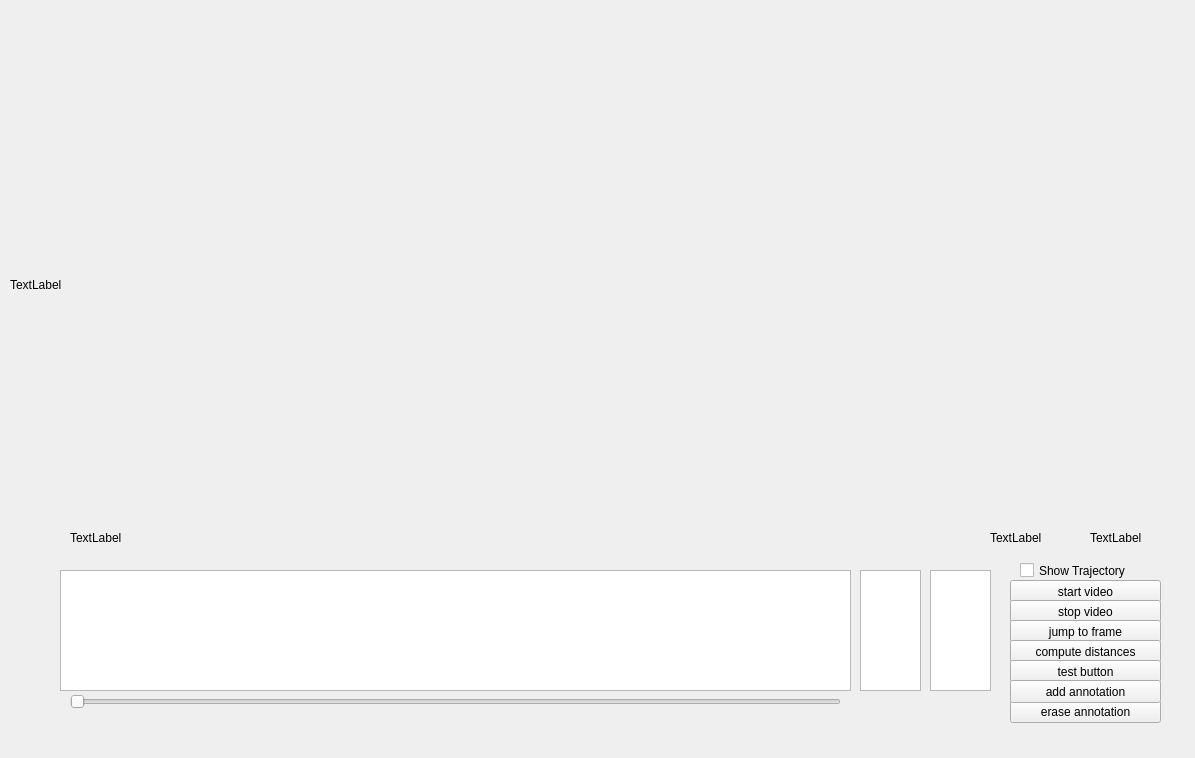
groakat/videotagger, file videoProc/videoPlayer.ui: the form before one commit.
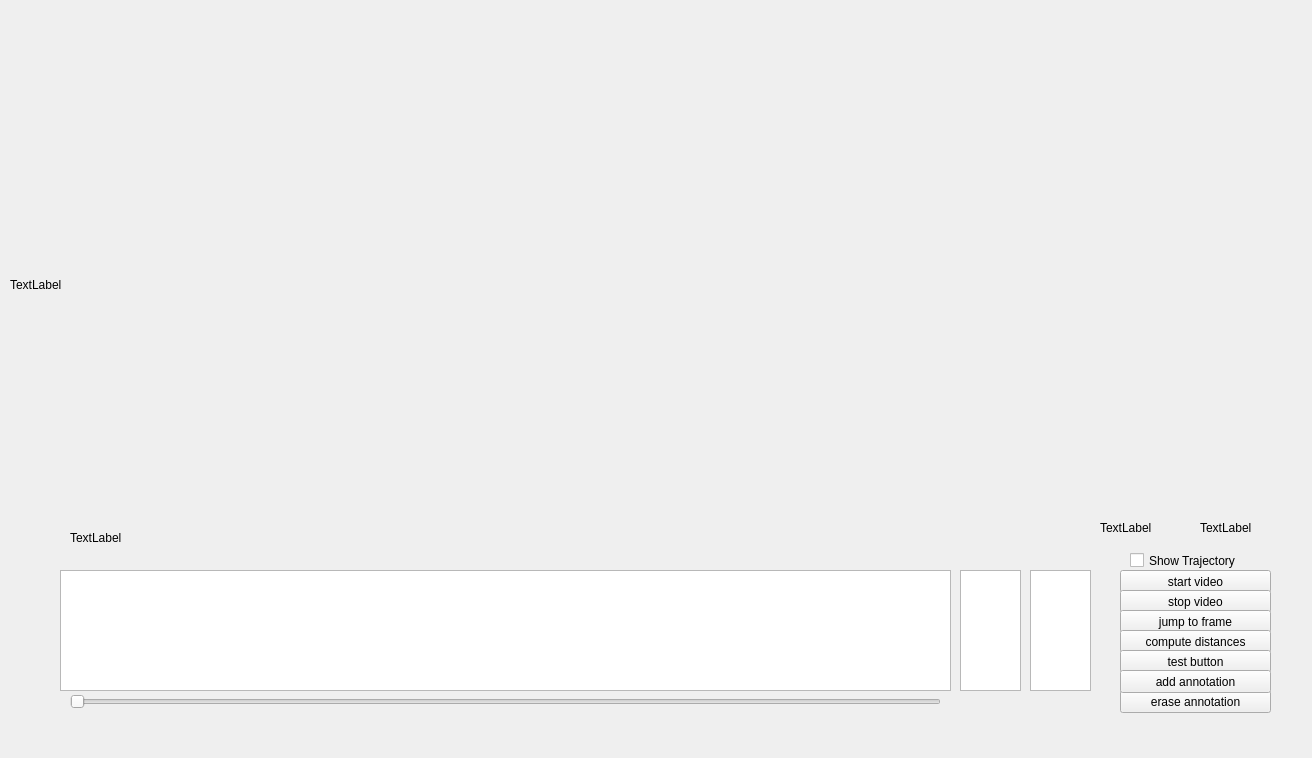
The form after the commit. Icons and pictures are not drawn.

Commit message: display of annotator and behaviour at each annoview

```diff
--- a/videoProc/videoPlayer.ui
+++ b/videoProc/videoPlayer.ui
@@ -6,7 +6,7 @@
    <rect>
     <x>0</x>
     <y>0</y>
-    <width>1195</width>
+    <width>1312</width>
     <height>758</height>
    </rect>
   </property>
@@ -16,8 +16,8 @@
   <widget class="QPushButton" name="pb_startVideo">
    <property name="geometry">
     <rect>
-     <x>1010</x>
-     <y>580</y>
+     <x>1120</x>
+     <y>570</y>
      <width>151</width>
      <height>23</height>
     </rect>
@@ -61,8 +61,8 @@
   <widget class="QLabel" name="lbl_v1">
    <property name="geometry">
     <rect>
-     <x>990</x>
-     <y>530</y>
+     <x>1100</x>
+     <y>520</y>
      <width>111</width>
      <height>16</height>
     </rect>
@@ -79,7 +79,7 @@
     <rect>
      <x>60</x>
      <y>570</y>
-     <width>791</width>
+     <width>891</width>
      <height>121</height>
     </rect>
    </property>
@@ -87,8 +87,8 @@
   <widget class="QPushButton" name="pb_stopVideo">
    <property name="geometry">
     <rect>
-     <x>1010</x>
-     <y>600</y>
+     <x>1120</x>
+     <y>590</y>
      <width>151</width>
      <height>23</height>
     </rect>
@@ -102,7 +102,7 @@
     <rect>
      <x>70</x>
      <y>690</y>
-     <width>771</width>
+     <width>871</width>
      <height>23</height>
     </rect>
    </property>
@@ -113,8 +113,8 @@
   <widget class="QPushButton" name="pb_jmp2frame">
    <property name="geometry">
     <rect>
-     <x>1010</x>
-     <y>620</y>
+     <x>1120</x>
+     <y>610</y>
      <width>151</width>
      <height>23</height>
     </rect>
@@ -126,7 +126,7 @@
   <widget class="QListView" name="lv_frames">
    <property name="geometry">
     <rect>
-     <x>860</x>
+     <x>960</x>
      <y>570</y>
      <width>61</width>
      <height>121</height>
@@ -136,7 +136,7 @@
   <widget class="QListView" name="lv_jmp">
    <property name="geometry">
     <rect>
-     <x>930</x>
+     <x>1030</x>
      <y>570</y>
      <width>61</width>
      <height>121</height>
@@ -146,8 +146,8 @@
   <widget class="QPushButton" name="pb_compDist">
    <property name="geometry">
     <rect>
-     <x>1010</x>
-     <y>640</y>
+     <x>1120</x>
+     <y>630</y>
      <width>151</width>
      <height>23</height>
     </rect>
@@ -159,8 +159,8 @@
   <widget class="QPushButton" name="pb_test">
    <property name="geometry">
     <rect>
-     <x>1010</x>
-     <y>660</y>
+     <x>1120</x>
+     <y>650</y>
      <width>151</width>
      <height>23</height>
     </rect>
@@ -172,8 +172,8 @@
   <widget class="QCheckBox" name="cb_trajectory">
    <property name="geometry">
     <rect>
-     <x>1020</x>
-     <y>560</y>
+     <x>1130</x>
+     <y>550</y>
      <width>161</width>
      <height>21</height>
     </rect>
@@ -185,8 +185,8 @@
   <widget class="QPushButton" name="pb_eraseAnno">
    <property name="geometry">
     <rect>
-     <x>1010</x>
-     <y>700</y>
+     <x>1120</x>
+     <y>690</y>
      <width>151</width>
      <height>23</height>
     </rect>
@@ -198,8 +198,8 @@
   <widget class="QPushButton" name="pb_addAnno">
    <property name="geometry">
     <rect>
-     <x>1010</x>
-     <y>680</y>
+     <x>1120</x>
+     <y>670</y>
      <width>151</width>
      <height>23</height>
     </rect>
@@ -211,8 +211,8 @@
   <widget class="QLabel" name="speed_lbl">
    <property name="geometry">
     <rect>
-     <x>1090</x>
-     <y>530</y>
+     <x>1200</x>
+     <y>520</y>
      <width>91</width>
      <height>16</height>
     </rect>
```
The commit also changes 2 other files.
